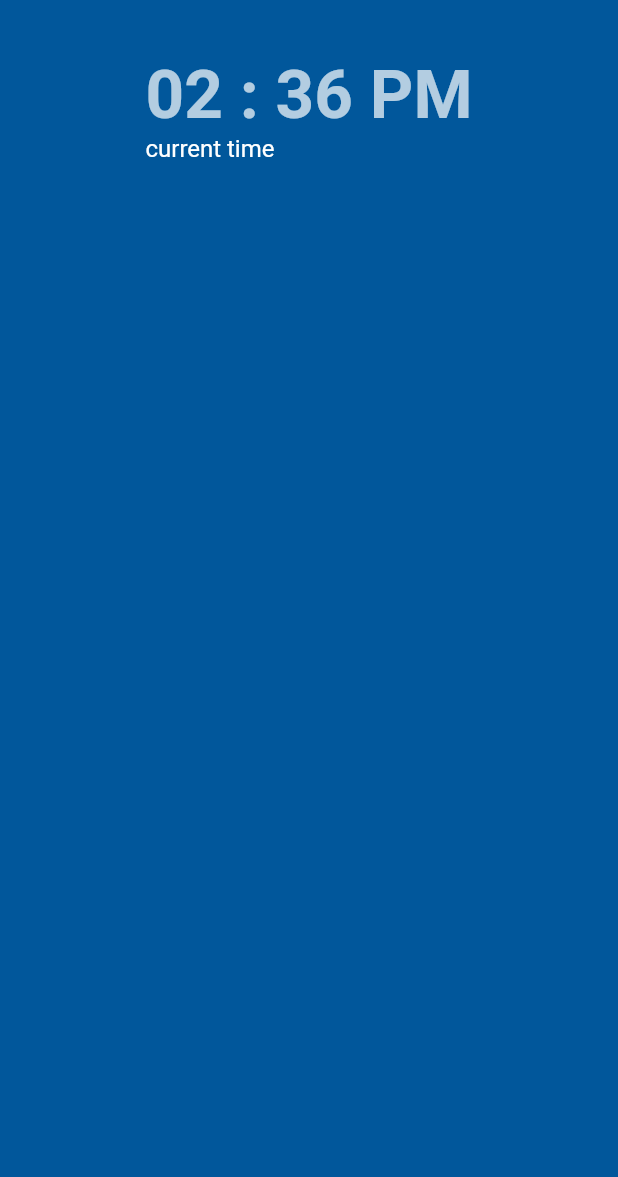
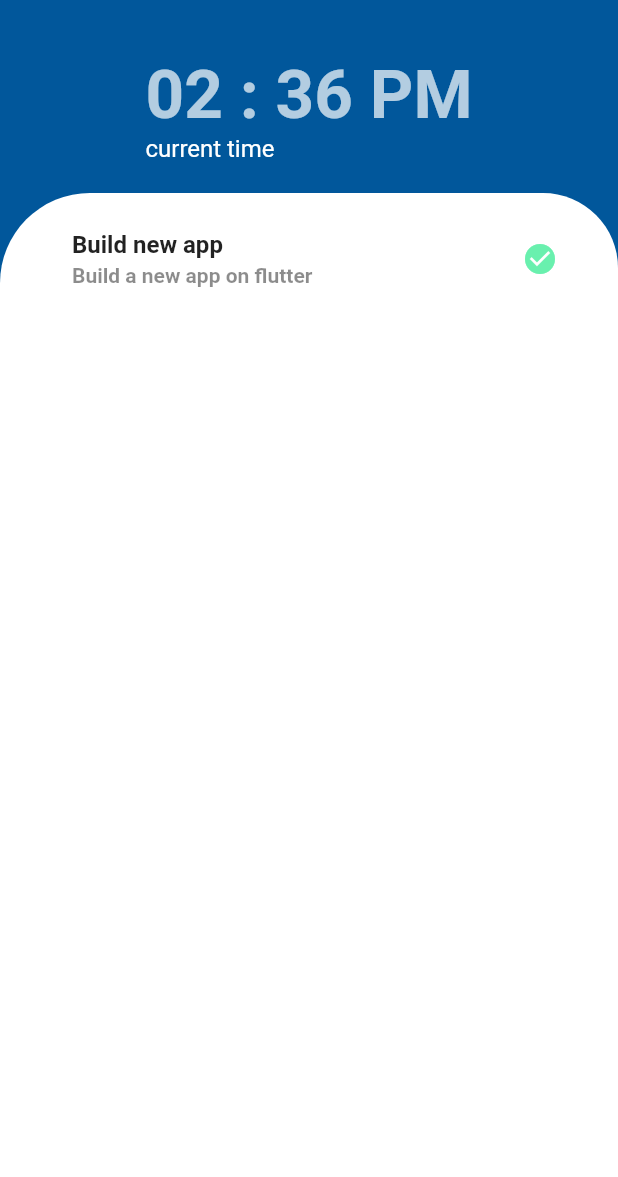
Before and after one commit to MohitP197-zz/provider_to_do_app, a Flutter app: the screen it shows after launch, on a phone screen of 412 x 824 dp, the part 59-1236 px from its top. Run offline on Flutter 3.47's test engine with Material 2 defaults, Android fonts, the phone set to English and light mode, and no system bars.

Commit message:
Added boxdecoration

```diff
--- a/lib/main.dart
+++ b/lib/main.dart
@@ -26,7 +26,9 @@ class MyHomePage extends StatelessWidget {
         elevation: 0,
         title: Text(
           "Todo Application",
-          style: TextStyle(color: Colors.white),
+          style: TextStyle(
+            color: Colors.white,
+          ),
         ),
         leading: IconButton(
           icon: Icon(
@@ -46,9 +48,10 @@ class MyHomePage extends StatelessWidget {
               Text(
                 "02 : 36 PM",
                 style: TextStyle(
-                    color: Colors.white70,
-                    fontSize: 45,
-                    fontWeight: FontWeight.bold),
+                  color: Colors.white70,
+                  fontSize: 45,
+                  fontWeight: FontWeight.bold,
+                ),
               ),
               Text(
                 "current time",
@@ -64,7 +67,49 @@ class MyHomePage extends StatelessWidget {
           ),
           Expanded(
             child: Container(
-              decoration: BoxDecoration(),
+              decoration: BoxDecoration(
+                borderRadius: BorderRadius.only(
+                  topRight: Radius.circular(50),
+                  topLeft: Radius.circular(60),
+                ),
+                color: Colors.white,
+              ),
+              child: ListView.builder(
+                  itemCount: 1,
+                  itemBuilder: (context, index) {
+                    return Container(
+                      child: ListTile(
+                        contentPadding: EdgeInsets.only(
+                          left: 32,
+                          top: 8,
+                          bottom: 8,
+                        ),
+                        title: Text(
+                          "Build new app",
+                          style: TextStyle(
+                            color: Colors.black87,
+                            fontWeight: FontWeight.bold,
+                          ),
+                        ),
+                        subtitle: Text(
+                          'Build a new app on flutter',
+                          style: TextStyle(
+                            color: Colors.black45,
+                            fontWeight: FontWeight.bold,
+                          ),
+                        ),
+                        trailing: Icon(
+                          Icons.check_circle,
+                          color: Colors.greenAccent,
+                        ),
+                      ),
+                      margin: EdgeInsets.only(
+                        bottom: 8,
+                        left: 16,
+                        right: 40,
+                      ),
+                    );
+                  }),
             ),
           )
         ],
```
